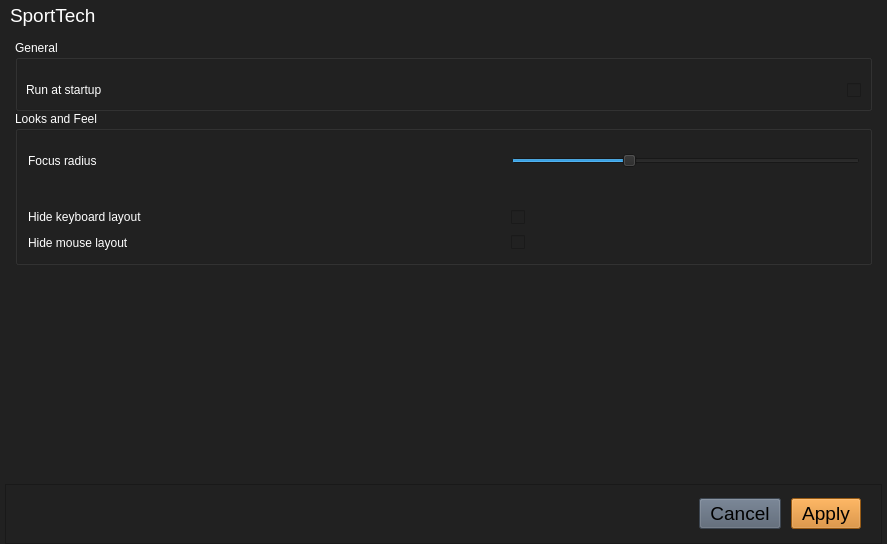
vnepogodin/GOATTech, file modules/settings/src/settings.ui: the form before one commit.
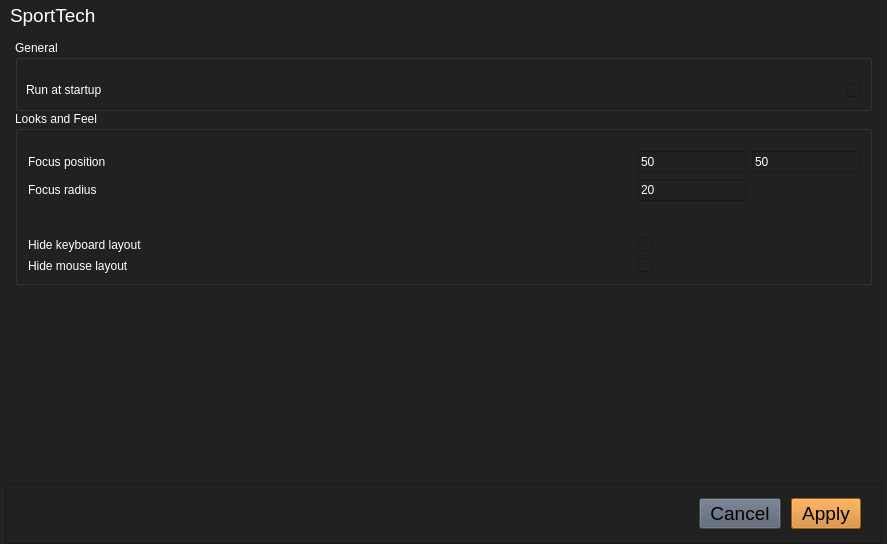
The form after the commit. Icons and pictures are not drawn.

The edit to the form file:
```diff
--- a/modules/settings/src/settings.ui
+++ b/modules/settings/src/settings.ui
@@ -427,72 +427,41 @@
         <property name="topMargin">
          <number>20</number>
         </property>
-        <item row="3" column="0">
+        <item row="0" column="2">
+         <spacer name="horizontalSpacer_9">
+          <property name="orientation">
+           <enum>Qt::Horizontal</enum>
+          </property>
+          <property name="sizeHint" stdset="0">
+           <size>
+            <width>40</width>
+            <height>20</height>
+           </size>
+          </property>
+         </spacer>
+        </item>
+        <item row="4" column="0">
          <widget class="QLabel" name="label_2">
           <property name="text">
            <string>Hide keyboard layout </string>
           </property>
          </widget>
         </item>
-        <item row="0" column="2">
-         <spacer name="horizontalSpacer_2">
-          <property name="orientation">
-           <enum>Qt::Horizontal</enum>
-          </property>
-          <property name="sizeHint" stdset="0">
-           <size>
-            <width>80</width>
-            <height>20</height>
-           </size>
-          </property>
-         </spacer>
-        </item>
-        <item row="3" column="2">
-         <spacer name="horizontalSpacer_7">
-          <property name="orientation">
-           <enum>Qt::Horizontal</enum>
-          </property>
-          <property name="sizeType">
-           <enum>QSizePolicy::Expanding</enum>
-          </property>
-          <property name="sizeHint" stdset="0">
-           <size>
-            <width>80</width>
-            <height>20</height>
-           </size>
-          </property>
-         </spacer>
-        </item>
-        <item row="0" column="3">
-         <widget class="QSlider" name="horizontalSlider">
-          <property name="sizePolicy">
-           <sizepolicy hsizetype="Expanding" vsizetype="Fixed">
-            <horstretch>0</horstretch>
-            <verstretch>0</verstretch>
-           </sizepolicy>
-          </property>
-          <property name="minimum">
-           <number>5</number>
-          </property>
-          <property name="maximum">
-           <number>50</number>
-          </property>
-          <property name="value">
-           <number>20</number>
-          </property>
-          <property name="orientation">
-           <enum>Qt::Horizontal</enum>
-          </property>
-         </widget>
-        </item>
         <item row="0" column="0">
-         <widget class="QLabel" name="label">
+         <widget class="QLabel" name="label_4">
           <property name="text">
-           <string>Focus radius</string>
+           <string>Focus position</string>
           </property>
          </widget>
         </item>
-        <item row="5" column="3">
+        <item row="0" column="7">
+         <widget class="QLineEdit" name="lineEdit_2">
+          <property name="text">
+           <string>50</string>
+          </property>
+         </widget>
+        </item>
+        <item row="6" column="7">
          <widget class="QCheckBox" name="hideMouse">
           <property name="text">
            <string/>
@@ -505,20 +474,27 @@
           </property>
          </widget>
         </item>
-        <item row="5" column="2">
-         <spacer name="horizontalSpacer_8">
+        <item row="0" column="1">
+         <spacer name="horizontalSpacer_10">
           <property name="orientation">
            <enum>Qt::Horizontal</enum>
           </property>
           <property name="sizeHint" stdset="0">
            <size>
-            <width>80</width>
+            <width>40</width>
             <height>20</height>
            </size>
           </property>
          </spacer>
         </item>
-        <item row="3" column="3">
+        <item row="1" column="0">
+         <widget class="QLabel" name="label">
+          <property name="text">
+           <string>Focus radius</string>
+          </property>
+         </widget>
+        </item>
+        <item row="4" column="7">
          <widget class="QCheckBox" name="hideKeyboard">
           <property name="maximumSize">
            <size>
@@ -531,14 +507,80 @@
           </property>
          </widget>
         </item>
-        <item row="5" column="0">
+        <item row="0" column="4">
+         <spacer name="horizontalSpacer_7">
+          <property name="orientation">
+           <enum>Qt::Horizontal</enum>
+          </property>
+          <property name="sizeHint" stdset="0">
+           <size>
+            <width>40</width>
+            <height>20</height>
+           </size>
+          </property>
+         </spacer>
+        </item>
+        <item row="0" column="8">
+         <widget class="QLineEdit" name="lineEdit_3">
+          <property name="text">
+           <string>50</string>
+          </property>
+         </widget>
+        </item>
+        <item row="0" column="5">
+         <spacer name="horizontalSpacer_6">
+          <property name="orientation">
+           <enum>Qt::Horizontal</enum>
+          </property>
+          <property name="sizeHint" stdset="0">
+           <size>
+            <width>40</width>
+            <height>20</height>
+           </size>
+          </property>
+         </spacer>
+        </item>
+        <item row="0" column="6">
+         <spacer name="horizontalSpacer_2">
+          <property name="orientation">
+           <enum>Qt::Horizontal</enum>
+          </property>
+          <property name="sizeHint" stdset="0">
+           <size>
+            <width>40</width>
+            <height>20</height>
+           </size>
+          </property>
+         </spacer>
+        </item>
+        <item row="1" column="7">
+         <widget class="QLineEdit" name="lineEdit">
+          <property name="text">
+           <string>20</string>
+          </property>
+         </widget>
+        </item>
+        <item row="0" column="3">
+         <spacer name="horizontalSpacer_8">
+          <property name="orientation">
+           <enum>Qt::Horizontal</enum>
+          </property>
+          <property name="sizeHint" stdset="0">
+           <size>
+            <width>40</width>
+            <height>20</height>
+           </size>
+          </property>
+         </spacer>
+        </item>
+        <item row="6" column="0">
          <widget class="QLabel" name="label_10">
           <property name="text">
            <string>Hide mouse layout </string>
           </property>
          </widget>
         </item>
-        <item row="2" column="0" colspan="4">
+        <item row="3" column="0" colspan="8">
          <spacer name="horizontalSpacer_4">
           <property name="orientation">
            <enum>Qt::Horizontal</enum>
```
